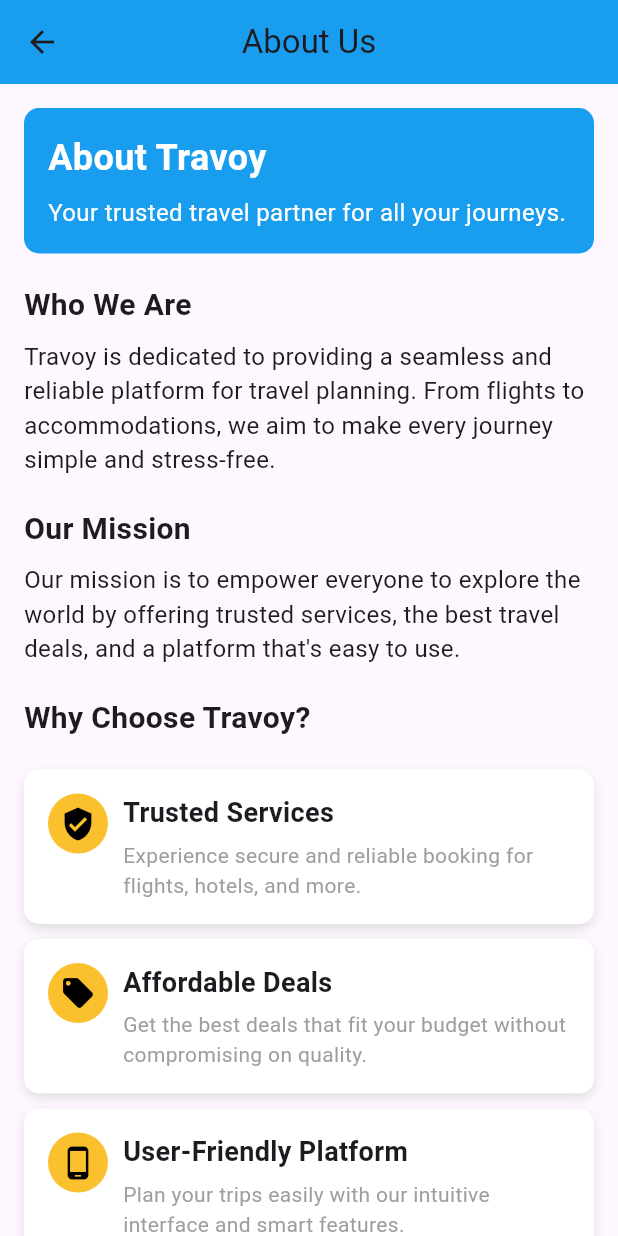
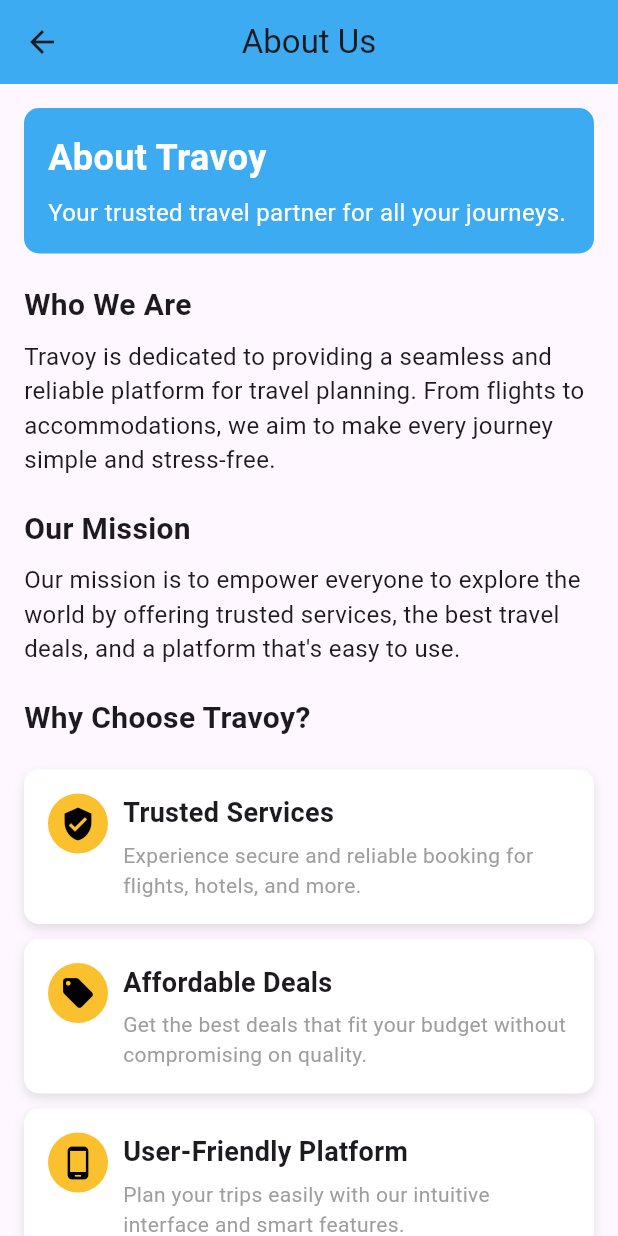
Before and after one commit to WilliamSiddhiKhangga/UAS-MoProg, a Flutter app: the AboutUsPage screen opened directly, on a phone screen of 412 x 824 dp. Run offline on Flutter 3.47's test engine with Material 3 defaults, Android fonts, the phone set to English and light mode, and no system bars; our stand-ins replace cloud_firestore, firebase_auth, firebase_core, google_sign_in, shared_preferences; accounts and stored records are empty.

Commit message:
Minor Fixes

```diff
--- a/lib/pages/about_page.dart
+++ b/lib/pages/about_page.dart
@@ -1,7 +1,7 @@
 import 'package:flutter/material.dart';
 
 class AboutUsPage extends StatelessWidget {
-  const AboutUsPage({Key? key}) : super(key: key);
+  const AboutUsPage({super.key});
 
   @override
   Widget build(BuildContext context) {
@@ -9,7 +9,7 @@
       appBar: AppBar(
         title: const Text('About Us'),
         centerTitle: true,
-        backgroundColor: const Color(0xFF189DEF),
+        backgroundColor: const Color.fromARGB(215, 24, 157, 239),
         elevation: 0,
       ),
       body: ListView(
@@ -19,7 +19,7 @@
           Container(
             padding: const EdgeInsets.all(16),
             decoration: BoxDecoration(
-              color: const Color(0xFF189DEF),
+              color: const Color.fromARGB(215, 24, 157, 239),
               borderRadius: BorderRadius.circular(10),
             ),
             child: Column(
--- a/lib/pages/navpages/home_page.dart
+++ b/lib/pages/navpages/home_page.dart
@@ -142,8 +142,7 @@
                 height: 25,
               ),
               // Tab bar
-              Container(
-                child: Align(
+              Align(
                 alignment: Alignment.center,
                 child: TabBar(
                   labelPadding: const EdgeInsets.only(left: 20, right: 80),
@@ -158,7 +157,6 @@
                     Tab(text: "Destinations"),
                     Tab(text: "Promo"),
                   ],
-                  ),
                 ),
               ),
               Container(
--- a/lib/pages/navpages/my_page.dart
+++ b/lib/pages/navpages/my_page.dart
@@ -10,7 +10,7 @@
 // import 'package:tugasuas/pages/navpages/main_page.dart';
 
 class MyPage extends StatefulWidget {
-  const MyPage({super.key});
+  const MyPage({Key? key}) : super(key: key);
 
   @override
   _MyPageState createState() => _MyPageState();
@@ -328,7 +328,7 @@
   final String currentPhone;
 
   const EditProfilePage({
-    super.key,
+    Key? key,
     required this.currentName,
     required this.currentEmail,
     required this.currentPhone,
```
Lines whose indentation alone changed are shown as unchanged.
